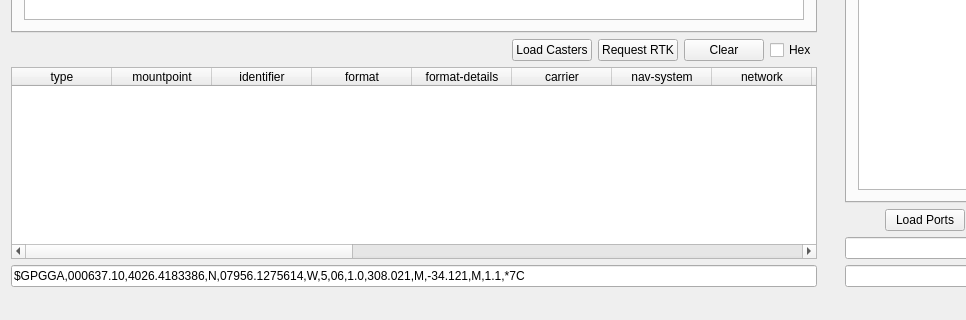
First picture: the form in NTRIP/mainwindow.ui, repository seokgh/qt_ntrip, before the edit; both pictures show x 0 to 966 and y 539 to 859 of the 1262 by 859 pixel window.
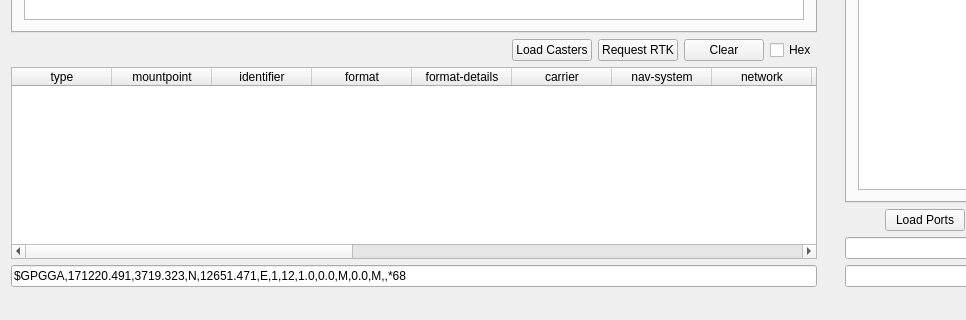
Second picture: the form after the edit.

Diff of the .ui file:
```diff
--- a/NTRIP/mainwindow.ui
+++ b/NTRIP/mainwindow.ui
@@ -324,7 +324,7 @@
       <item>
        <widget class="QLineEdit" name="GPGGA">
         <property name="text">
-         <string>$GPGGA,000637.10,4026.4183386,N,07956.1275614,W,5,06,1.0,308.021,M,-34.121,M,1.1,*7C</string>
+         <string>$GPGGA,171220.491,3719.323,N,12651.471,E,1,12,1.0,0.0,M,0.0,M,,*68</string>
         </property>
        </widget>
       </item>
```
